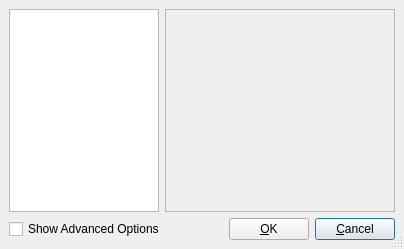
Before: the Qt Designer form starviewer/src/interface/qconfigurationdialogbase.ui in starviewer-medical/starviewer, drawn with Qt 5.
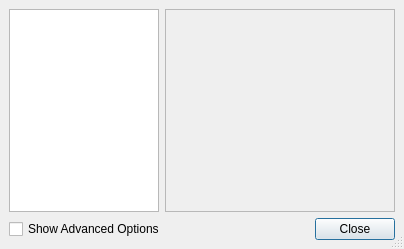
After: the same form once the commit is applied. Icons and pictures are not drawn.

Commit message: ﻿ENH: Removing cancel button and leaving only a "Close" button, that just does that, closing the dialog, no settings updates (they now update on the go, as the user edits them).

Diff of the .ui file:
```diff
--- a/starviewer/src/interface/qconfigurationdialogbase.ui
+++ b/starviewer/src/interface/qconfigurationdialogbase.ui
@@ -106,7 +106,7 @@
      <item>
       <widget class="QPushButton" name="m_okButton">
        <property name="text">
-        <string>&amp;OK</string>
+        <string>Close</string>
        </property>
        <property name="shortcut">
         <string>Alt+B</string>
@@ -119,25 +119,6 @@
        </property>
       </widget>
      </item>
-     <item>
-      <widget class="QPushButton" name="m_cancelButton">
-       <property name="text">
-        <string>&amp;Cancel</string>
-       </property>
-       <property name="shortcut">
-        <string>Alt+C</string>
-       </property>
-       <property name="autoDefault">
-        <bool>true</bool>
-       </property>
-       <property name="default">
-        <bool>true</bool>
-       </property>
-       <property name="flat">
-        <bool>false</bool>
-       </property>
-      </widget>
-     </item>
     </layout>
    </item>
   </layout>
```
Left out of the diff: 17 changed lines with no effect on the pictures.
